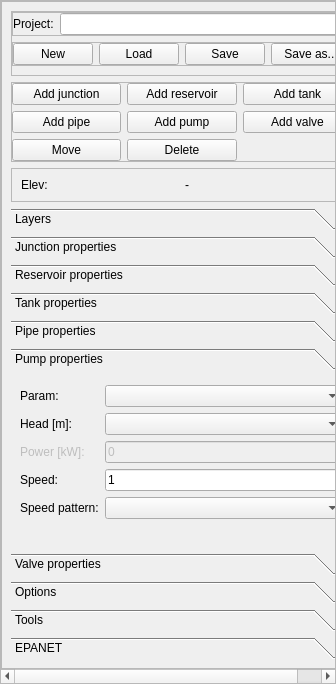
The window that ui/qepanet_dockwidget.ui (aecforge/QEPANET) describes before a commit, drawn with Qt 5.
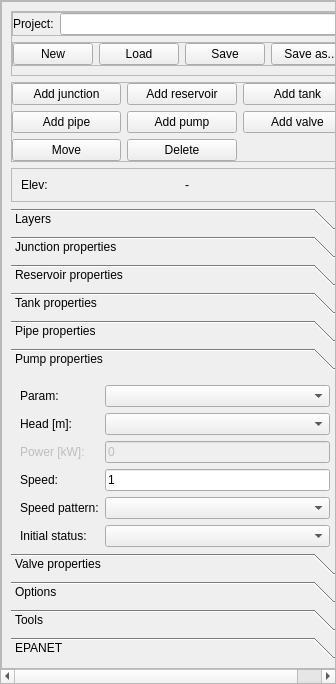
The same window after the commit.

Commit message: - Added support for pump initial status

The edit to the form file:
```diff
--- a/ui/qepanet_dockwidget.ui
+++ b/ui/qepanet_dockwidget.ui
@@ -917,8 +917,8 @@
                <rect>
                 <x>0</x>
                 <y>0</y>
-                <width>322</width>
-                <height>155</height>
+                <width>305</width>
+                <height>168</height>
                </rect>
               </property>
               <attribute name="label">
@@ -992,6 +992,16 @@
                <item row="4" column="1">
                 <widget class="QComboBox" name="cbo_pump_speed_pattern"/>
                </item>
+               <item row="5" column="0">
+                <widget class="QLabel" name="lbl_pump_status">
+                 <property name="text">
+                  <string>Initial status:</string>
+                 </property>
+                </widget>
+               </item>
+               <item row="5" column="1">
+                <widget class="QComboBox" name="cbo_pump_status"/>
+               </item>
               </layout>
              </widget>
              <widget class="QWidget" name="wgt_ele_valve">
```
Left out of the diff: 28 changed lines with no effect on the pictures. The commit also changes 8 other files.
